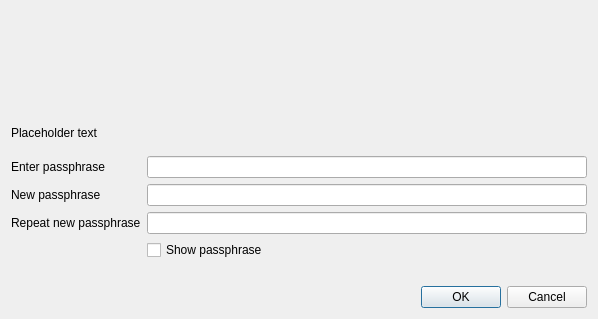
First picture: the form in src/qt/forms/askpassphrasedialog.ui, repository VeriConomy/vericoin, before the edit.
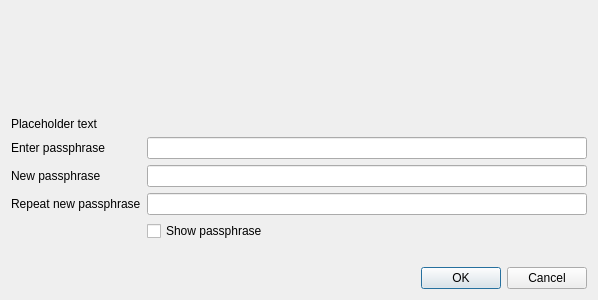
Second picture: the form after the edit. Icons and pictures are not drawn.

Diff of the .ui file:
```diff
--- a/src/qt/forms/askpassphrasedialog.ui
+++ b/src/qt/forms/askpassphrasedialog.ui
@@ -7,7 +7,7 @@
     <x>0</x>
     <y>0</y>
     <width>598</width>
-    <height>319</height>
+    <height>250</height>
    </rect>
   </property>
   <property name="sizePolicy">
```
